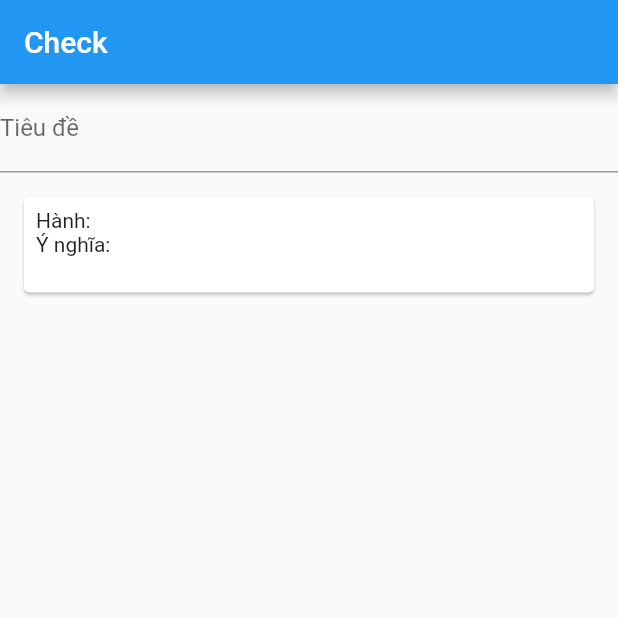
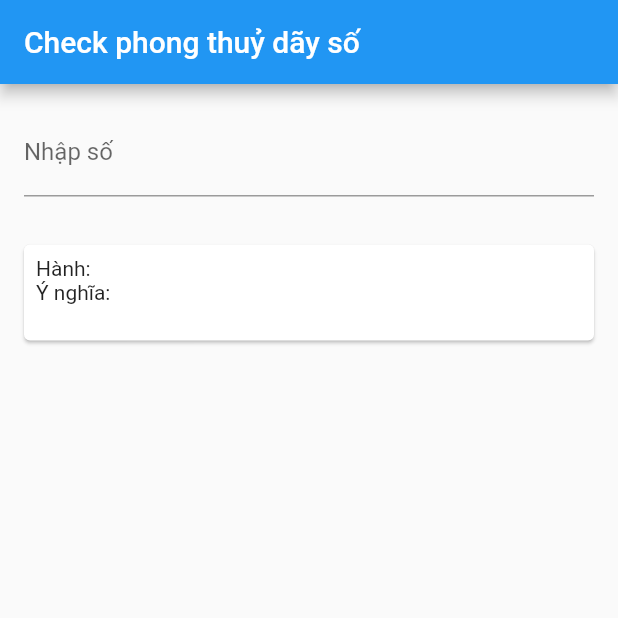
Before and after one commit to quydau35/check_feng_shui, a Flutter app: the screen it shows after launch, on a phone screen of 412 x 824 dp, the top half of it. Run offline on Flutter 3.47's test engine with Material 2 defaults, Android fonts, the phone set to English and light mode, and no system bars.

Commit message:
fallback to BigInt

```diff
--- a/lib/scaffold/mainscreenscaffold.dart
+++ b/lib/scaffold/mainscreenscaffold.dart
@@ -8,7 +8,7 @@ class MainScreenScaffold extends StatelessWidget {
   Widget build(BuildContext context) {
     return Scaffold(
       appBar: AppBar(
-        title: Text('Check'),
+        title: Text('Check phong thuỷ dãy số'),
       ),
       body: MainScreenContainer(),
     );
--- a/lib/widget/container/mainscreencontainer.dart
+++ b/lib/widget/container/mainscreencontainer.dart
@@ -17,20 +17,22 @@ class _MainScreenContainerState extends State<MainScreenContainer> {
   final Meaning meaning = Meaning();
   final Ranking ranking = Ranking();
   final Elements element = Elements();
+  Future futureContent;
 
   void calculateRank(String value) {
     String subString = _conNum.text.substring(
         (_conNum.text.length > 4) ? _conNum.text.length - 4 : 0,
         _conNum.text.length);
-    debugPrint(subString);
-    int key = int.parse(subString) % 80;
+    debugPrint('last 4 digits: ${subString}');
+    int key = (subString == "") ? 0 : int.parse(subString) % 80;
+    key = (key == 0) ? 80 : key;
     setState(() {
       if (_conNum.text.isNotEmpty) {
         content = meaning.details[key]['detail'];
         contentRank = ranking.rank[meaning.details[key]['rank']]['name'];
         backgroundColor = ranking.rank[meaning.details[key]['rank']]['color'];
-        // elementName = calculateMaterial();
-        calculateMaterial();
+        elementName = calculateMaterial();
+        // calculateMaterial();
         debugPrint(backgroundColor.toString());
       } else {
         _conNum.clear();
@@ -43,34 +45,36 @@ class _MainScreenContainerState extends State<MainScreenContainer> {
     debugPrint('ranking: ${contentRank}');
   }
 
-  Future<String> calculateMaterial() async {
+  calculateMaterial() {
     if (_conNum.text.isNotEmpty) {
-      double key =
-          await calculateSum(double.parse(_conNum.text.replaceAll(",", "")));
+      int key = calculateSum(
+        int.parse(
+          _conNum.text.replaceAll(RegExp(r"\,|\."), ""),
+        ),
+      );
       debugPrint('element: ' + element.rank[key]['name']);
-      setState(() {
-        elementName = element.rank[key]['name'];
-      });
+      // setState(() {
+      //   elementName = element.rank[key]['name'];
+      // });
       return element.rank[key]['name'];
     } else {
       return null;
     }
   }
 
-  Future<double> calculateSum(double input) async {
+  calculateSum(int input) {
     if (input < 10) {
       return input;
     } else {
       String tempString = input.toString();
-      double tempSum = double.parse(
+      int tempSum = int.parse(
         tempString.split('').reduce(
           (value, element) {
-            double tempValue = double.parse(value.replaceAll(",", "")) +
-                double.parse(element.replaceAll(",", ""));
-            value = tempValue.toString().replaceAll(",", "");
+            BigInt tempValue = BigInt.parse(value) + BigInt.parse(element);
+            value = tempValue.toString();
             return value;
           },
-        ).replaceAll(",", ""),
+        ),
       );
       return calculateSum(tempSum);
     }
@@ -81,7 +85,9 @@ class _MainScreenContainerState extends State<MainScreenContainer> {
     return Container(
       child: Column(
         children: [
-          Form(
+          Padding(
+            padding: const EdgeInsets.all(16.0),
+            child: Form(
               child: TextFormField(
                 keyboardType: TextInputType.number,
                 validator: (value) {
@@ -93,10 +99,11 @@ class _MainScreenContainerState extends State<MainScreenContainer> {
                 },
                 maxLines: 1,
                 decoration: InputDecoration(
-                labelText: 'Tiêu đề',
+                  labelText: 'Nhập số',
                 ),
                 controller: _conNum,
                 onChanged: calculateRank,
+              ),
             ),
           ),
           // RaisedButton(
@@ -106,7 +113,55 @@ class _MainScreenContainerState extends State<MainScreenContainer> {
           //   onPressed: calculateRank,
           // ),
           InkWell(
-            child: Card(
+            child: FutureBuilder(
+              future: futureContent,
+              builder: (context, snapshot) {
+                if (snapshot.hasError) {
+                  return Card(
+                    margin: const EdgeInsets.all(16.0),
+                    color: backgroundColor ?? Colors.white,
+                    child: Container(
+                      padding: const EdgeInsets.all(8.0),
+                      child: Column(
+                        children: [
+                          Row(
+                            children: [
+                              Text('Hành: '),
+                              // Text(
+                              //   elementName ?? '',
+                              //   style: TextStyle(
+                              //     fontWeight: FontWeight.bold,
+                              //   ),
+                              // ),
+                            ],
+                          ),
+                          Row(
+                            children: [
+                              Text('Ý nghĩa: '),
+                              // Text(
+                              //   contentRank ?? '',
+                              //   style: TextStyle(
+                              //     fontWeight: FontWeight.bold,
+                              //   ),
+                              // ),
+                            ],
+                          ),
+                          // Text(
+                          //   content ?? '',
+                          //   overflow: TextOverflow.ellipsis,
+                          //   maxLines: 2,
+                          //   softWrap: true,
+                          //   style: TextStyle(
+                          //     fontWeight: FontWeight.bold,
+                          //   ),
+                          // ),
+                        ],
+                      ),
+                    ),
+                  );
+                }
+                if (true) {
+                  return Card(
                     margin: const EdgeInsets.all(16.0),
                     color: backgroundColor ?? Colors.white,
                     child: Container(
@@ -147,6 +202,9 @@ class _MainScreenContainerState extends State<MainScreenContainer> {
                         ],
                       ),
                     ),
+                  );
+                }
+              },
             ),
           )
         ],
```
Also changed, not shown: analysis_options.yaml (added, +29 -0 lines). Lines whose indentation alone changed are shown as unchanged.
